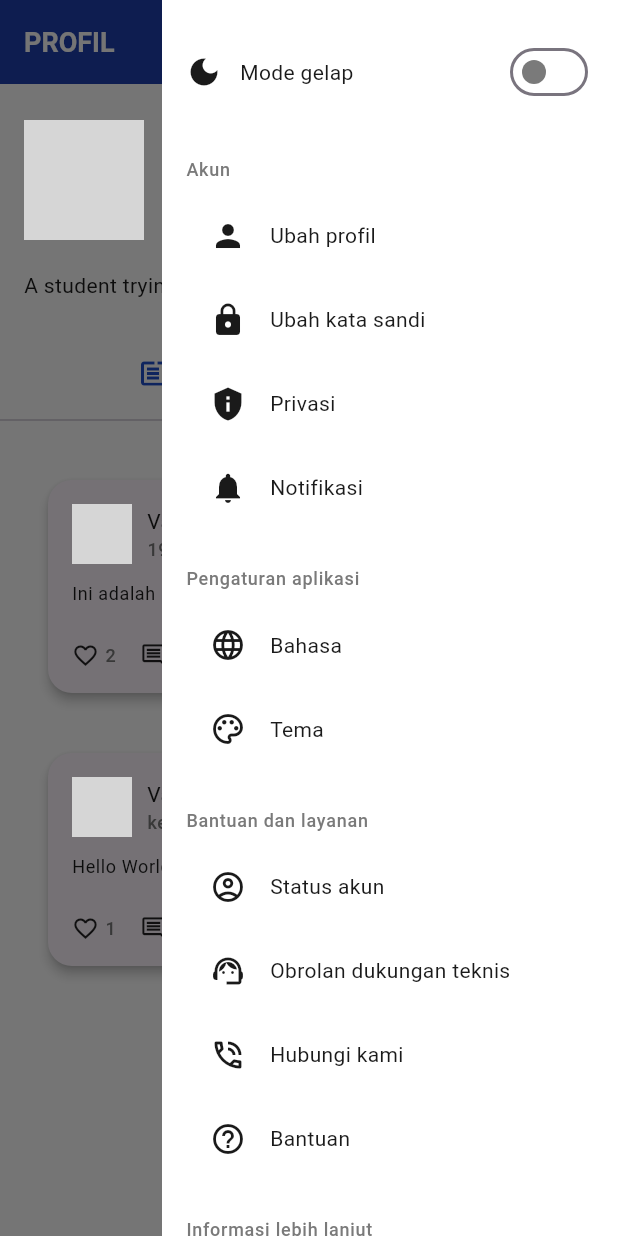
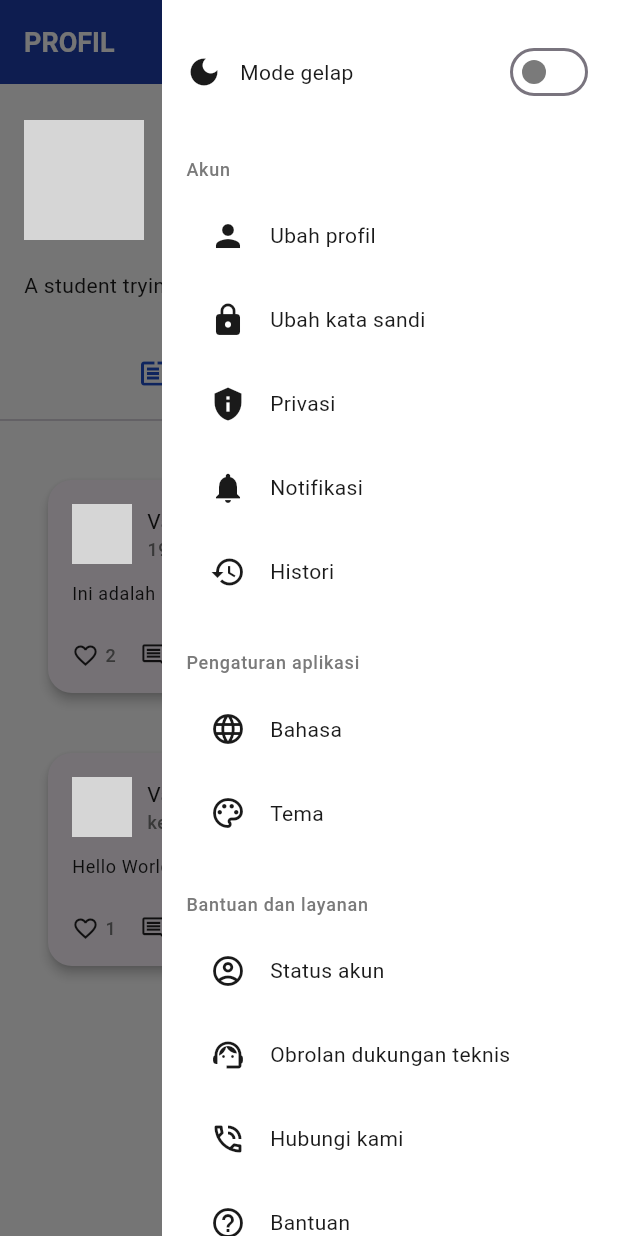
Before and after one commit to Arnold231110087/TugasFrontEndMobile, a Flutter app: the AccountPage screen opened directly, with the side drawer open, on a phone screen of 412 x 824 dp. Run offline on Flutter 3.47's test engine with Material 3 defaults, Android fonts, the phone set to English and light mode, and no system bars; our stand-ins replace shared_preferences; accounts and stored records are empty; grey boxes are pictures that could not be loaded.

Commit message:
membuat halaman history

```diff
--- a/lib/pages/account_page.dart
+++ b/lib/pages/account_page.dart
@@ -4,6 +4,7 @@ import '../providers/theme_provider.dart';
 import 'edit_profile_page.dart';
 import 'change_password_page.dart';
 import 'about_page.dart';
+import 'history_page.dart';
 import 'account_status_page.dart';
 import 'policy_page.dart';
 import 'help_page.dart';
@@ -30,6 +31,7 @@ class _AccountPageState extends State<AccountPage> {
         {'title': 'Ubah kata sandi', 'icon': Icons.lock, 'page': ChangePasswordPage()},
         {'title': 'Privasi', 'icon': Icons.privacy_tip},
         {'title': 'Notifikasi', 'icon': Icons.notifications},
+        {'title': 'Histori', 'icon': Icons.history,'page':HistoryPage()},
       ],
     },
     {
--- a/lib/pages/chat_detail_page.dart
+++ b/lib/pages/chat_detail_page.dart
@@ -206,11 +206,13 @@ class _ChatDetailPageState extends State<ChatDetailPage> {
                   Expanded(
                     child: TextField(
                       style: theme.textTheme.bodyMedium,
+
                       cursorColor: theme.textTheme.headlineSmall!.color,
                       decoration: InputDecoration(
                         filled: true,
                         fillColor: theme.scaffoldBackgroundColor,
                         hintText: 'Ketik obrolan',
+                        suffix: IconButton(icon: Icon(Icons.send),onPressed: () {},),
                         hintStyle: theme.textTheme.labelMedium,
                         border: OutlineInputBorder(
                           borderRadius: BorderRadius.circular(24),
```
